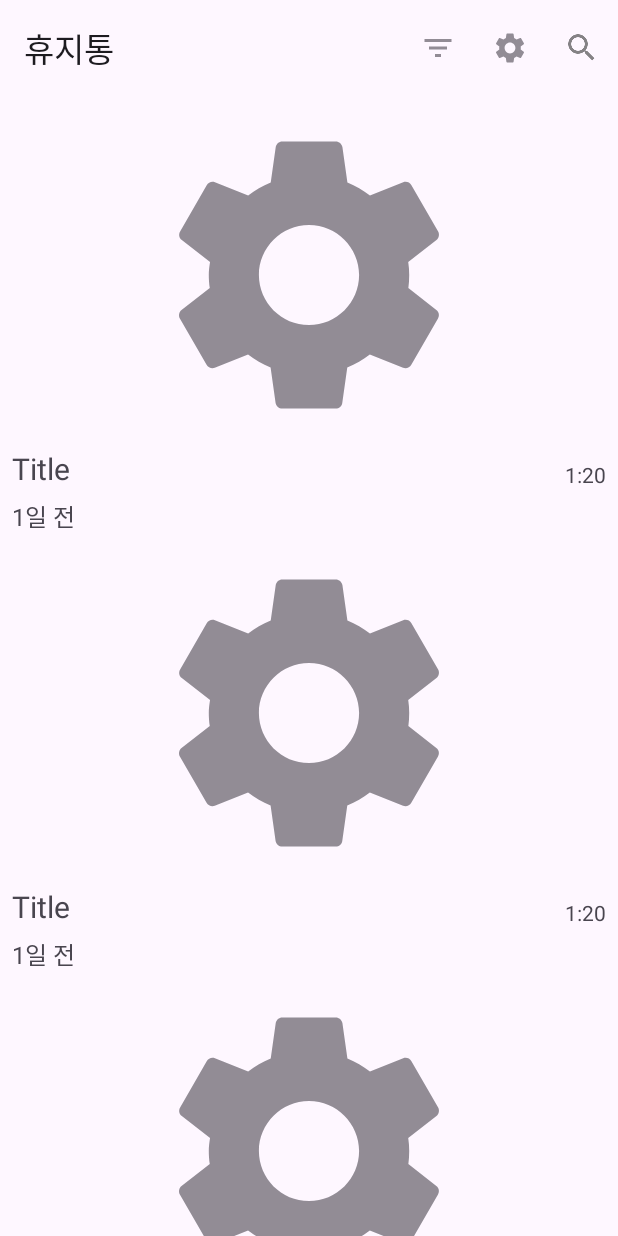
After one commit to boostcampwm-2021/android05-boomerang, an Android app: the layout fragment_trash_bin.xml on its own in the app's theme, with its tools: preview values and no code run, on a phone screen of 412 x 824 dp. The commit adds this screen. Run offline under Robolectric (Android 15) with nearby library versions, the phone set to English and light mode, and no system bars.

Commit message:
feat: 휴지통 UI 및 비디오 메모 DB에서 가져오기

```diff
--- a/app/src/main/java/com/kotlinisgood/boomerang/database/dao/VideoMemoDao.kt
+++ b/app/src/main/java/com/kotlinisgood/boomerang/database/dao/VideoMemoDao.kt
@@ -9,11 +9,11 @@ import com.kotlinisgood.boomerang.database.entity.VideoMemo
 @Dao
 interface VideoMemoDao {
     @Query("SELECT * FROM video_memo")
-    fun getAll(): List<VideoMemo>
+    suspend fun getAll(): List<VideoMemo>
 
     @Insert
-    fun insertAll(vararg videoMemos: VideoMemo)
+    suspend fun insertAll(vararg videoMemos: VideoMemo)
 
     @Delete
-    fun delete(videoMemo: VideoMemo)
+    suspend fun delete(videoMemo: VideoMemo)
 }
--- a/app/src/main/java/com/kotlinisgood/boomerang/database/entity/VideoMemo.kt
+++ b/app/src/main/java/com/kotlinisgood/boomerang/database/entity/VideoMemo.kt
@@ -13,4 +13,5 @@ data class VideoMemo(
     @ColumnInfo(name = "memos") val memos: List<Video>,
     @ColumnInfo(name = "create_date") val createTime: Long,
     @ColumnInfo(name = "edit_date") val editTime: Long,
+    @ColumnInfo(name = "trash_date") val trashTime: Long,
 )
--- /dev/null
+++ b/app/src/main/res/layout/fragment_trash_bin.xml
@@ -0,0 +1,49 @@
+<?xml version="1.0" encoding="utf-8"?>
+<layout xmlns:android="http://schemas.android.com/apk/res/android"
+    xmlns:app="http://schemas.android.com/apk/res-auto"
+    xmlns:tools="http://schemas.android.com/tools">
+
+    <data>
+
+        <variable
+            name="viewModel"
+            type="com.kotlinisgood.boomerang.ui.trashbin.TrashBinViewModel" />
+    </data>
+
+    <androidx.constraintlayout.widget.ConstraintLayout
+        android:layout_width="match_parent"
+        android:layout_height="match_parent"
+        tools:context=".ui.trashbin.TrashBinFragment">
+
+        <com.google.android.material.appbar.AppBarLayout
+            android:id="@+id/container_appbar"
+            android:layout_width="match_parent"
+            android:layout_height="?attr/actionBarSize"
+            app:layout_constraintTop_toTopOf="parent">
+
+            <com.google.android.material.appbar.MaterialToolbar
+                android:id="@+id/tb_home"
+                android:layout_width="match_parent"
+                android:layout_height="?attr/actionBarSize"
+                app:menu="@menu/menu_fragment_home"
+                app:title="휴지통">
+
+            </com.google.android.material.appbar.MaterialToolbar>
+
+        </com.google.android.material.appbar.AppBarLayout>
+
+        <androidx.recyclerview.widget.RecyclerView
+            submitList="@{viewModel.trashVideoMemo}"
+            android:id="@+id/rv_trash_bin_show_videos"
+            android:layout_width="match_parent"
+            android:layout_height="0dp"
+            android:orientation="vertical"
+            app:layoutManager="androidx.recyclerview.widget.LinearLayoutManager"
+            app:layout_constraintBottom_toBottomOf="parent"
+            app:layout_constraintTop_toBottomOf="@id/container_appbar"
+            app:layout_constraintVertical_bias="0.0"
+            tools:layout_editor_absoluteX="0dp"
+            tools:listitem="@layout/item_rv_trash_bin_show_videos" />
+
+    </androidx.constraintlayout.widget.ConstraintLayout>
+</layout>
--- /dev/null
+++ b/app/src/main/res/layout/item_rv_trash_bin_show_videos.xml
@@ -0,0 +1,66 @@
+<?xml version="1.0" encoding="utf-8"?>
+<layout xmlns:android="http://schemas.android.com/apk/res/android"
+    xmlns:app="http://schemas.android.com/apk/res-auto"
+    xmlns:tools="http://schemas.android.com/tools">
+
+    <data>
+
+        <variable
+            name="videoMemo"
+            type="com.kotlinisgood.boomerang.database.entity.VideoMemo" />
+
+    </data>
+
+    <androidx.constraintlayout.widget.ConstraintLayout
+        android:layout_width="match_parent"
+        android:layout_height="wrap_content">
+
+        <com.google.android.material.imageview.ShapeableImageView
+            android:id="@+id/item_iv_home_video_thumbnail"
+            android:layout_width="match_parent"
+            android:layout_height="0dp"
+            android:layout_marginStart="8dp"
+            android:layout_marginTop="8dp"
+            android:layout_marginEnd="8dp"
+            android:src="@drawable/ic_launcher_foreground"
+            app:layout_constraintDimensionRatio="H, 16:9"
+            app:layout_constraintTop_toTopOf="parent"
+            tools:src="@drawable/ic_setting" />
+
+        <com.google.android.material.textview.MaterialTextView
+            android:id="@+id/item_tv_home_video_title"
+            android:layout_width="0dp"
+            android:layout_height="wrap_content"
+            android:layout_marginTop="4dp"
+            android:layout_marginEnd="10dp"
+            android:maxLines="1"
+            android:textSize="20sp"
+            android:text="@{videoMemo.title}"
+            app:layout_constraintLeft_toLeftOf="@id/item_iv_home_video_thumbnail"
+            app:layout_constraintRight_toLeftOf="@id/item_tv_home_video_playtime"
+            app:layout_constraintTop_toBottomOf="@id/item_iv_home_video_thumbnail"
+            tools:text="Title" />
+
+        <com.google.android.material.textview.MaterialTextView
+            android:id="@+id/item_tv_home_video_playtime"
+            android:layout_width="wrap_content"
+            android:layout_height="wrap_content"
+            android:textSize="14sp"
+            app:layout_constraintBottom_toBottomOf="@id/item_tv_home_video_title"
+            app:layout_constraintRight_toRightOf="@id/item_iv_home_video_thumbnail"
+            tools:text="1:20" />
+
+        <com.google.android.material.textview.MaterialTextView
+            android:id="@+id/item_tv_home_video_day_info"
+            android:layout_width="wrap_content"
+            android:layout_height="wrap_content"
+            android:layout_marginTop="6dp"
+            android:text="@{String.valueOf(videoMemo.trashTime)}"
+            android:textSize="16sp"
+            app:layout_constraintStart_toStartOf="@id/item_tv_home_video_title"
+            app:layout_constraintTop_toBottomOf="@id/item_tv_home_video_title"
+            tools:text="1일 전" />
+
+
+    </androidx.constraintlayout.widget.ConstraintLayout>
+</layout>
```
Also changed, not shown: app/src/main/java/com/kotlinisgood/boomerang/MainActivity.kt (+8 -1 lines), app/src/main/java/com/kotlinisgood/boomerang/repository/AppRepository.kt (added, +13 -0 lines), app/src/main/java/com/kotlinisgood/boomerang/repository/local/LocalDataSource.kt (added, +13 -0 lines), app/src/main/java/com/kotlinisgood/boomerang/ui/trashbin/TrashBinAdapter.kt (added, +52 -0 lines), app/src/main/java/com/kotlinisgood/boomerang/ui/trashbin/TrashBinFragment.kt (added, +49 -0 lines), app/src/main/java/com/kotlinisgood/boomerang/ui/trashbin/TrashBinViewModel.kt (added, +26 -0 lines), app/src/main/java/com/kotlinisgood/boomerang/util/BindingUtil.kt (added, +13 -0 lines), app/src/main/res/navigation/navigation.xml (+7 -1 lines).
